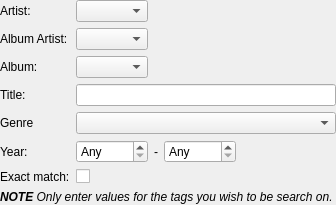
Qt form dynamic/dynamicrule.ui (polpo/cantata-mac) before a commit.
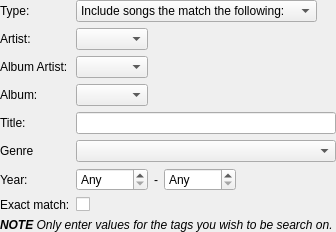
The same form after that commit. Custom widgets are drawn as their Qt base class.

Commit message: Add option to set a rule as 'exclude songs matching..'

The edit to the form file:
```diff
--- a/dynamic/dynamicrule.ui
+++ b/dynamic/dynamicrule.ui
@@ -7,7 +7,7 @@
     <x>0</x>
     <y>0</y>
     <width>334</width>
-    <height>205</height>
+    <height>210</height>
    </rect>
   </property>
   <property name="windowTitle">
@@ -22,7 +22,7 @@
      <property name="fieldGrowthPolicy">
       <enum>QFormLayout::ExpandingFieldsGrow</enum>
      </property>
-     <item row="0" column="0">
+     <item row="1" column="0">
       <widget class="QLabel" name="label">
        <property name="text">
         <string>Artist:</string>
@@ -32,10 +32,10 @@
        </property>
       </widget>
      </item>
-     <item row="0" column="1">
+     <item row="1" column="1">
       <widget class="CompletionCombo" name="artistText"/>
      </item>
-     <item row="1" column="0">
+     <item row="2" column="0">
       <widget class="QLabel" name="label_2">
        <property name="text">
         <string>Album Artist:</string>
@@ -45,10 +45,10 @@
        </property>
       </widget>
      </item>
-     <item row="1" column="1">
+     <item row="2" column="1">
       <widget class="CompletionCombo" name="albumArtistText"/>
      </item>
-     <item row="2" column="0">
+     <item row="3" column="0">
       <widget class="QLabel" name="label_3">
        <property name="text">
         <string>Album:</string>
@@ -58,10 +58,10 @@
        </property>
       </widget>
      </item>
-     <item row="2" column="1">
+     <item row="3" column="1">
       <widget class="CompletionCombo" name="albumText"/>
      </item>
-     <item row="3" column="0">
+     <item row="4" column="0">
       <widget class="QLabel" name="label_4">
        <property name="text">
         <string>Title:</string>
@@ -71,10 +71,10 @@
        </property>
       </widget>
      </item>
-     <item row="3" column="1">
+     <item row="4" column="1">
       <widget class="LineEdit" name="titleText"/>
      </item>
-     <item row="4" column="0">
+     <item row="5" column="0">
       <widget class="QLabel" name="label_5">
        <property name="text">
         <string>Genre</string>
@@ -84,7 +84,7 @@
        </property>
       </widget>
      </item>
-     <item row="4" column="1">
+     <item row="5" column="1">
       <widget class="QComboBox" name="genreCombo">
        <property name="sizePolicy">
         <sizepolicy hsizetype="MinimumExpanding" vsizetype="Fixed">
@@ -94,7 +94,7 @@
        </property>
       </widget>
      </item>
-     <item row="5" column="0">
+     <item row="6" column="0">
       <widget class="QLabel" name="label_6">
        <property name="text">
         <string>Year:</string>
@@ -104,7 +104,7 @@
        </property>
       </widget>
      </item>
-     <item row="5" column="1">
+     <item row="6" column="1">
       <layout class="QHBoxLayout" name="horizontalLayout_2">
        <item>
         <widget class="QSpinBox" name="dateFromSpin">
@@ -141,7 +141,7 @@
        </item>
       </layout>
      </item>
-     <item row="6" column="0">
+     <item row="7" column="0">
       <widget class="QLabel" name="label_5x">
        <property name="text">
         <string>Exact match:</string>
@@ -151,9 +151,33 @@
        </property>
       </widget>
      </item>
-     <item row="6" column="1">
+     <item row="7" column="1">
       <widget class="QCheckBox" name="exactCheck"/>
      </item>
+     <item row="0" column="1">
+      <widget class="QComboBox" name="typeCombo">
+       <item>
+        <property name="text">
+         <string>Include songs the match the following:</string>
+        </property>
+       </item>
+       <item>
+        <property name="text">
+         <string>Exclude songs the match the following:</string>
+        </property>
+       </item>
+      </widget>
+     </item>
+     <item row="0" column="0">
+      <widget class="QLabel" name="label_9">
+       <property name="text">
+        <string>Type:</string>
+       </property>
+       <property name="buddy">
+        <cstring>typeCombo</cstring>
+       </property>
+      </widget>
+     </item>
     </layout>
    </item>
    <item>
```
Left out of the diff: 11 changed lines with no effect on the pictures. The commit also changes 5 other files.
